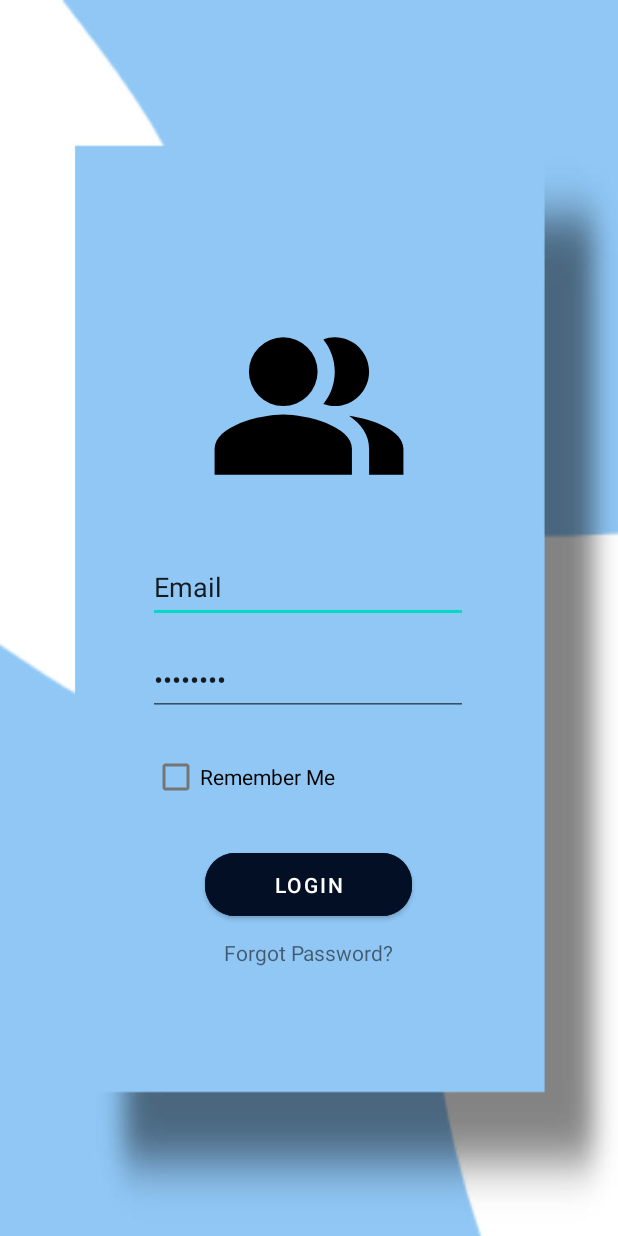
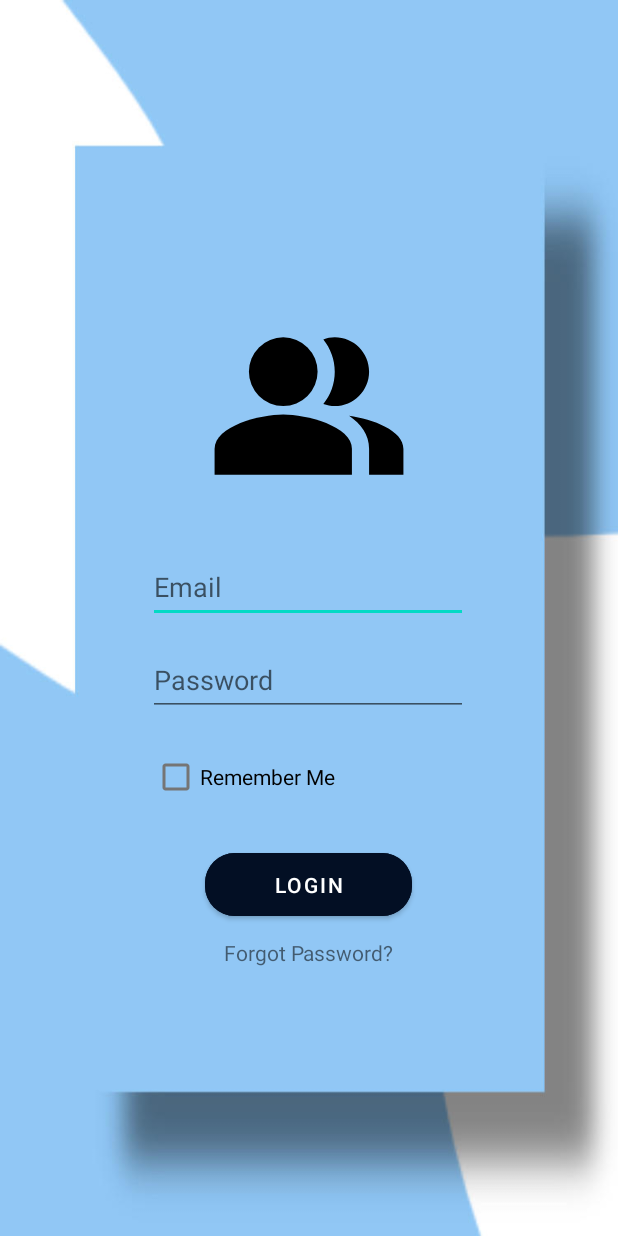
Before and after one commit to VenuraKaushan/MAD_FINAL, an Android app: the userlogin screen opened directly, with no data from a screen before it, on a phone screen of 412 x 824 dp. Run offline under Robolectric (Android 15) with nearby library versions, the phone set to English and light mode, and no system bars; our stand-ins replace Firebase (no records; nobody signed in at launch, a user with empty details on screens opened directly); Roboto replaces fonts that are not available here.

Commit message:
hint for Email & Password

```diff
--- a/app/src/main/res/layout/activity_userlogin.xml
+++ b/app/src/main/res/layout/activity_userlogin.xml
@@ -30,9 +30,9 @@
         android:layout_marginEnd="101dp"
         android:layout_marginBottom="364dp"
         android:ems="10"
+        android:hint="Email"
         android:inputType="textPersonName"
         android:minHeight="48dp"
-        android:text="@string/email"
         app:layout_constraintBottom_toBottomOf="parent"
         app:layout_constraintEnd_toEndOf="parent"
         app:layout_constraintStart_toStartOf="parent"
@@ -47,9 +47,9 @@
         android:layout_marginEnd="101dp"
         android:layout_marginBottom="302dp"
         android:ems="10"
+        android:hint="Password"
         android:inputType="textPassword"
         android:minHeight="48dp"
-        android:text="@string/PW"
         app:layout_constraintBottom_toBottomOf="parent"
         app:layout_constraintEnd_toEndOf="parent"
         app:layout_constraintStart_toStartOf="parent"
```
